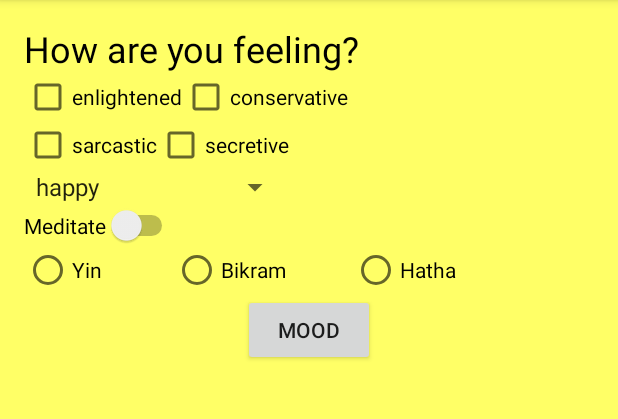
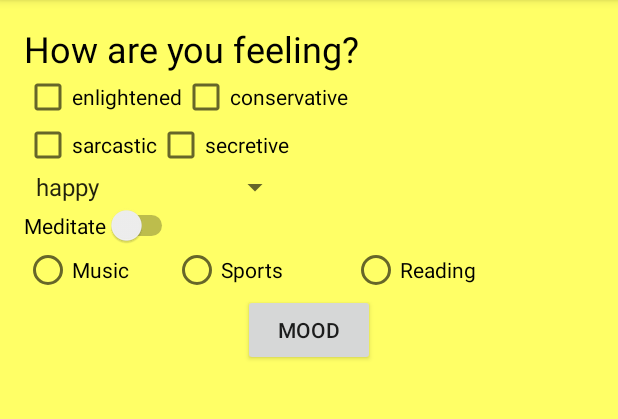
Before and after one commit to qubick/MAD2015, an Android app: the screen it shows after launch (MainActivity), on a phone screen of 412 x 824 dp, the part 84-503 px from its top. Run offline under Robolectric (Android 15) with nearby library versions, the phone set to English and light mode, and no system bars.

Commit message:
radio btn text edited

```diff
--- a/lab9/app/src/main/java/com/example/jeeeunkim/lab9/MainActivity.java
+++ b/lab9/app/src/main/java/com/example/jeeeunkim/lab9/MainActivity.java
@@ -50,13 +50,13 @@ public class MainActivity extends AppCompatActivity { //controller view in iOS
                 yogatype="doing nothing";
                 break;
             case R.id.radioButton1:
-                yogatype="playing piano";
+                yogatype="music";
                 break;
             case R.id.radioButton2:
                 yogatype="sports";
                 break;
             case R.id.radioButton3:
-                yogatype="programming";
+                yogatype="reading";
                 break;
             default:
                 yogatype="doing nothing";
--- a/lab9/app/src/main/res/values/strings.xml
+++ b/lab9/app/src/main/res/values/strings.xml
@@ -14,9 +14,9 @@
     </string-array>
 
     <string name="yoga_text">Yoga</string>
-    <string name="yoga1_radio">Yin</string>
-    <string name="yoga2_radio">Bikram</string>
-    <string name="yoga3_radio">Hatha</string>
+    <string name="yoga1_radio">Music</string>
+    <string name="yoga2_radio">Sports</string>
+    <string name="yoga3_radio">Reading</string>
 
     <string name="enlgihted_check">enlightened</string>
     <string name="conservative_check">conservative</string>
```
